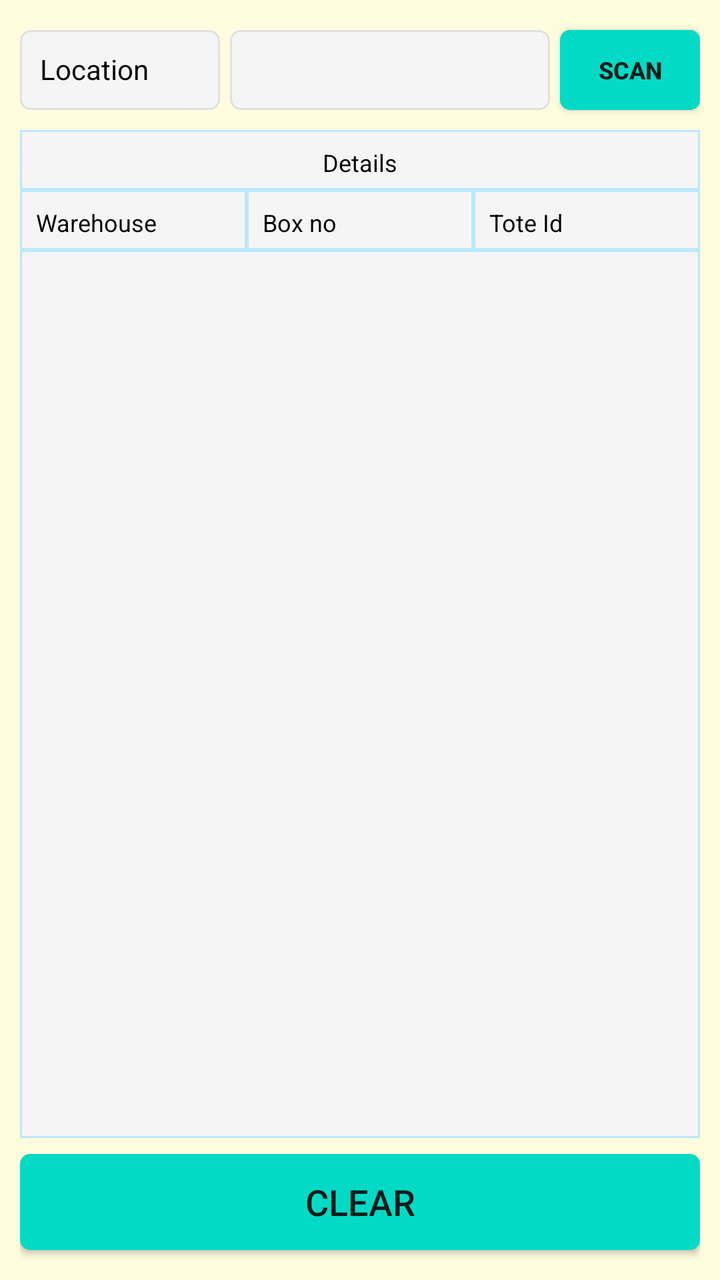
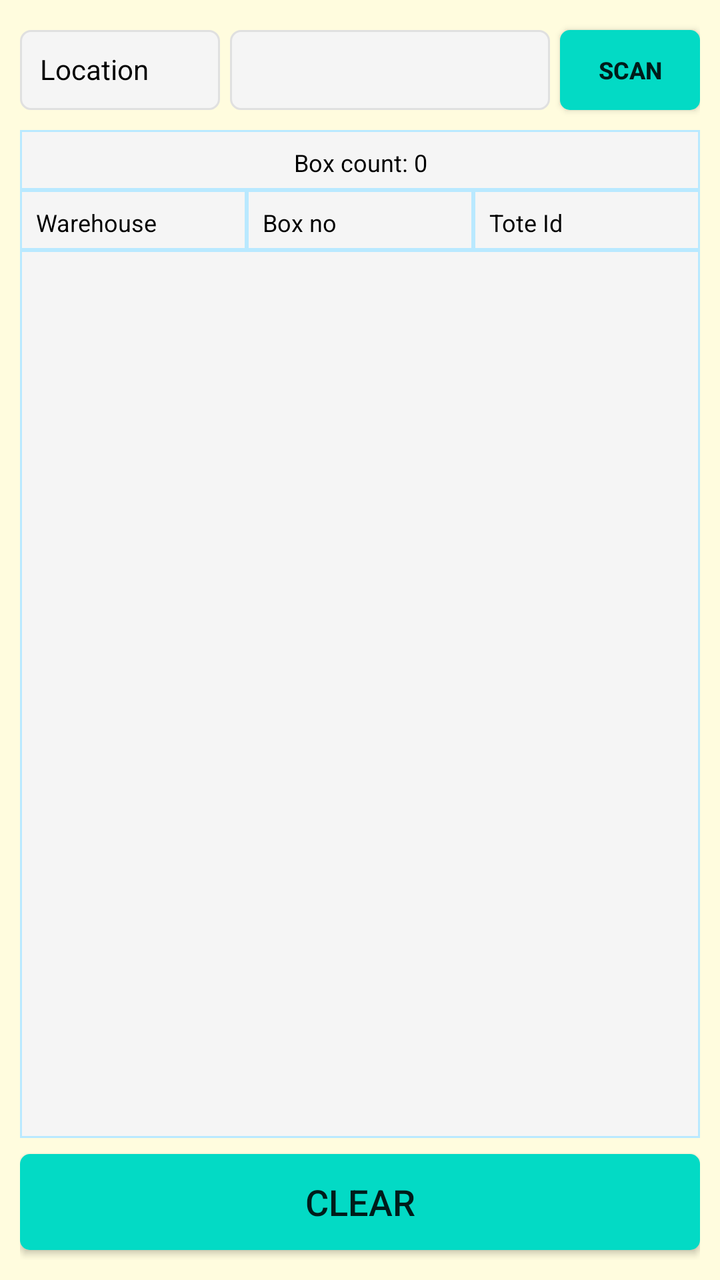

Two renders of the same Android screen: before a commit and after it. Below are the layout's source before the change and the commit's diff.
<!-- AndroidManifest.xml: application theme AppTheme -->
<!-- res/layout/fragment_rack_query.xml -->
<?xml version="1.0" encoding="utf-8"?>
<FrameLayout xmlns:android="http://schemas.android.com/apk/res/android"
    xmlns:app="http://schemas.android.com/apk/res-auto"
    xmlns:tools="http://schemas.android.com/tools"
    android:layout_width="match_parent"
    android:layout_height="match_parent"
    android:background="@color/backColor"
    tools:context=".ui.binstoragebatchin.BinBatchInFragment">

    <androidx.constraintlayout.widget.ConstraintLayout
        android:layout_width="match_parent"
        android:layout_height="match_parent"
        android:padding="10dp">





        <TextView
            android:id="@+id/TextView1"
            android:layout_width="100dp"
            android:layout_height="40dp"
            android:layout_marginTop="5dp"
            android:background="@drawable/et_custom"
            android:gravity="left"
            android:hint=""
            android:padding="10dp"
            android:text="Location"
            android:textColor="@color/coloBlack"
            android:textSize="14dp"
            app:layout_constraintStart_toStartOf="parent"
            app:layout_constraintTop_toTopOf="parent"  />


        <EditText
            android:id="@+id/et_rack_location"
            android:layout_width="0dp"
            android:layout_height="40dp"
            android:inputType="text"
            android:imeOptions="actionDone"
            android:layout_marginStart="5dp"
            android:layout_marginLeft="5dp"
            android:singleLine="true"
            android:layout_marginEnd="5dp"
            android:layout_marginRight="8dp"
            android:background="@drawable/et_custom"
            android:padding="10dp"
            android:textColor="@color/coloBlack"
            android:textSize="14dp"
            app:layout_constraintEnd_toStartOf="@+id/bt_scan"
            app:layout_constraintStart_toEndOf="@+id/TextView1"
            app:layout_constraintTop_toTopOf="@+id/TextView1"
            tools:ignore="SpeakableTextPresentCheck,TouchTargetSizeCheck" />

        <Button
            android:id="@+id/bt_scan"
            android:layout_width="70dp"
            android:layout_height="40dp"
            android:background="@drawable/btn_custom1"
            android:text="SCAN"
            android:textAllCaps="false"
            android:textSize="12sp"
            android:textStyle="bold"
            app:layout_constraintEnd_toEndOf="parent"
            app:layout_constraintTop_toTopOf="@+id/et_rack_location"
            tools:ignore="TouchTargetSizeCheck" />

        <TextView
            android:id="@+id/TextView4"
            android:layout_width="0dp"
            android:layout_height="30dp"
            android:layout_marginTop="10dp"
            android:background="@drawable/et_custom_total"
            android:gravity="center"
            android:hint=""
            android:padding="8dp"
            android:text="Details"
            android:textColor="@color/coloBlack"
            android:textSize="12dp"
            app:layout_constraintEnd_toEndOf="parent"
            app:layout_constraintStart_toStartOf="parent"
            app:layout_constraintTop_toBottomOf="@+id/TextView1" />


        <LinearLayout
            android:id="@+id/llTitle"
            android:layout_width="match_parent"
            android:layout_height="30dp"
            android:orientation="horizontal"
            app:layout_constraintStart_toStartOf="parent"
            app:layout_constraintTop_toBottomOf="@+id/TextView4"
            android:weightSum="3">
            <TextView
                android:id="@+id/TextView5"
                android:layout_width="0dp"
                android:layout_height="30dp"
                android:layout_weight="1"
                android:background="@drawable/et_custom_total"
                android:gravity="left"
                android:hint=""
                android:padding="8dp"
                android:text="Warehouse"
                android:textColor="@color/coloBlack"
                android:textSize="12dp" />
            <TextView
                android:id="@+id/TextView6"
                android:layout_width="0dp"
                android:layout_height="30dp"
                android:layout_weight="1"
                android:background="@drawable/et_custom_total"
                android:gravity="left"
                android:hint=""
                android:padding="8dp"
                android:text="Box no"
                android:textColor="@color/coloBlack"
                android:textSize="12dp" />
            <TextView
                android:id="@+id/TextView7"
                android:layout_width="0dp"
                android:layout_height="30dp"
                android:layout_weight="1"
                android:background="@drawable/et_custom_total"
                android:gravity="left"
                android:hint=""
                android:padding="8dp"
                android:text="Tote Id"
                android:textColor="@color/coloBlack"
                android:textSize="12dp" />
        </LinearLayout>

        <ListView
            android:id="@+id/lv_rack_details"
            android:layout_width="0dp"
            android:layout_height="0dp"
            android:layout_marginBottom="8dp"
            android:background="@drawable/et_custom_total"
            app:layout_constraintBottom_toTopOf="@+id/bt_clear"
            app:layout_constraintEnd_toEndOf="parent"
            app:layout_constraintHorizontal_bias="1.0"
            app:layout_constraintStart_toStartOf="parent"
            app:layout_constraintTop_toBottomOf="@+id/llTitle" />













        <Button
            android:id="@+id/bt_clear"
            android:layout_width="match_parent"
            android:layout_height="wrap_content"
            android:layout_marginBottom="5dp"
            android:background="@drawable/btn_custom1"
            android:text="CLEAR"
            android:textAllCaps="false"
            android:textSize="18sp"
            app:layout_constraintBottom_toBottomOf="parent"
            app:layout_constraintStart_toStartOf="parent" />




        <ProgressBar
            android:id="@+id/pr_bin_picker"
            android:layout_width="wrap_content"
            android:layout_height="wrap_content"
            android:layout_centerHorizontal="true"
            android:visibility="invisible"
            app:layout_constraintBottom_toBottomOf="parent"
            app:layout_constraintEnd_toEndOf="parent"
            app:layout_constraintStart_toStartOf="parent"
            app:layout_constraintTop_toTopOf="parent" />

    </androidx.constraintlayout.widget.ConstraintLayout>


</FrameLayout>
<!-- resources referenced by this layout -->
<resources>
  <color name="backColor">#FFFCDE</color>
  <color name="coloBlack">#000000</color>
  <!-- drawable btn_custom1 (drawable) -->
  <?xml version="1.0" encoding="utf-8"?>
  <shape xmlns:android="http://schemas.android.com/apk/res/android"
      android:padding="10dp"
      android:shape="rectangle" >
  
      <solid android:color="@color/colorBtn" />
  
      <corners
          android:bottomLeftRadius="5dp"
          android:bottomRightRadius="5dp"
          android:topLeftRadius="5dp"
          android:topRightRadius="5dp" />
  
  </shape>
  <!-- drawable et_custom (drawable) -->
  <?xml version="1.0" encoding="utf-8"?>
  <shape xmlns:android="http://schemas.android.com/apk/res/android"
      android:padding="10dp"
      android:shape="rectangle" >
  
      <solid android:color="#f5f5f5" />
  
      <stroke
          android:width="1dp"
          android:color="#e0e0e0" />
  
      <corners
          android:bottomLeftRadius="5dp"
          android:bottomRightRadius="5dp"
          android:topLeftRadius="5dp"
          android:topRightRadius="5dp" />
  
  </shape>
  <!-- drawable et_custom_total (drawable) -->
  <?xml version="1.0" encoding="utf-8"?>
  <shape xmlns:android="http://schemas.android.com/apk/res/android"
      android:padding="10dp"
      android:shape="rectangle" >
  
      <solid android:color="#f5f5f5" />
  
      <stroke
          android:width="1dp"
          android:color="#B9E9FF" />
  
      <corners
          android:bottomLeftRadius="0dp"
          android:bottomRightRadius="0dp"
          android:topLeftRadius="0dp"
          android:topRightRadius="0dp" />
  
  </shape>
  <style name="AppTheme" parent="Theme.AppCompat.Light.NoActionBar">
          
          <item name="colorPrimary">@color/colorPrimary</item>
          <item name="colorPrimaryDark">@color/colorPrimaryDark</item>
          <item name="colorAccent">@color/colorAccent</item>
      </style>
  <color name="colorBtn">#03DAC5</color>
  <color name="colorPrimary">#ffb200</color>
  <color name="colorPrimaryDark">#ffb200</color>
  <color name="colorAccent">#000000</color>
</resources>

<!-- the commit's change to res/layout/fragment_rack_query.xml (unified diff, before → after) -->
@@ -66,7 +66,7 @@
             tools:ignore="TouchTargetSizeCheck" />
 
         <TextView
-            android:id="@+id/TextView4"
+            android:id="@+id/noOfBoxes"
             android:layout_width="0dp"
             android:layout_height="30dp"
             android:layout_marginTop="10dp"
@@ -74,7 +74,7 @@
             android:gravity="center"
             android:hint=""
             android:padding="8dp"
-            android:text="Details"
+            android:text="Box count: 0"
             android:textColor="@color/coloBlack"
             android:textSize="12dp"
             app:layout_constraintEnd_toEndOf="parent"
@@ -88,7 +88,7 @@
             android:layout_height="30dp"
             android:orientation="horizontal"
             app:layout_constraintStart_toStartOf="parent"
-            app:layout_constraintTop_toBottomOf="@+id/TextView4"
+            app:layout_constraintTop_toBottomOf="@+id/noOfBoxes"
             android:weightSum="3">
             <TextView
                 android:id="@+id/TextView5"
